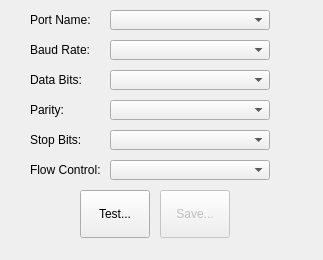
Old version of the form settings/serialportsettings.ui in the repository batistasilva/QtAppForCam-LSY201-TTL-INF.
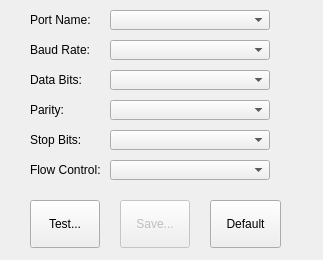
New version of the form. Icons and pictures are not drawn.

```diff
--- a/settings/serialportsettings.ui
+++ b/settings/serialportsettings.ui
@@ -199,8 +199,8 @@
    </property>
    <property name="geometry">
     <rect>
-     <x>160</x>
-     <y>190</y>
+     <x>120</x>
+     <y>200</y>
      <width>70</width>
      <height>48</height>
     </rect>
@@ -222,8 +222,8 @@
   <widget class="QToolButton" name="toolBSPSettingTest">
    <property name="geometry">
     <rect>
-     <x>80</x>
-     <y>190</y>
+     <x>30</x>
+     <y>200</y>
      <width>70</width>
      <height>48</height>
     </rect>
@@ -242,6 +242,35 @@
     </size>
    </property>
   </widget>
+  <widget class="QToolButton" name="toolBSPRestoreDefault">
+   <property name="enabled">
+    <bool>true</bool>
+   </property>
+   <property name="geometry">
+    <rect>
+     <x>210</x>
+     <y>200</y>
+     <width>71</width>
+     <height>48</height>
+    </rect>
+   </property>
+   <property name="toolTip">
+    <string>Load Default Configuration...</string>
+   </property>
+   <property name="text">
+    <string>Default</string>
+   </property>
+   <property name="icon">
+    <iconset resource="../mimages.qrc">
+     <normaloff>:/Images/128x128/home-128x128.png</normaloff>:/Images/128x128/home-128x128.png</iconset>
+   </property>
+   <property name="iconSize">
+    <size>
+     <width>48</width>
+     <height>48</height>
+    </size>
+   </property>
+  </widget>
  </widget>
  <resources>
   <include location="../mimages.qrc"/>
```
Left out of the diff: 23 changed lines with no effect on the pictures.
